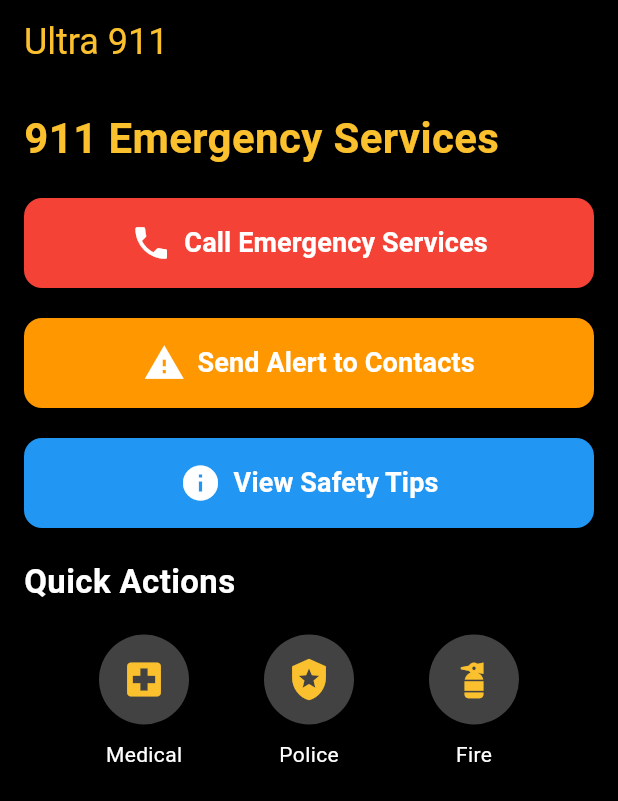
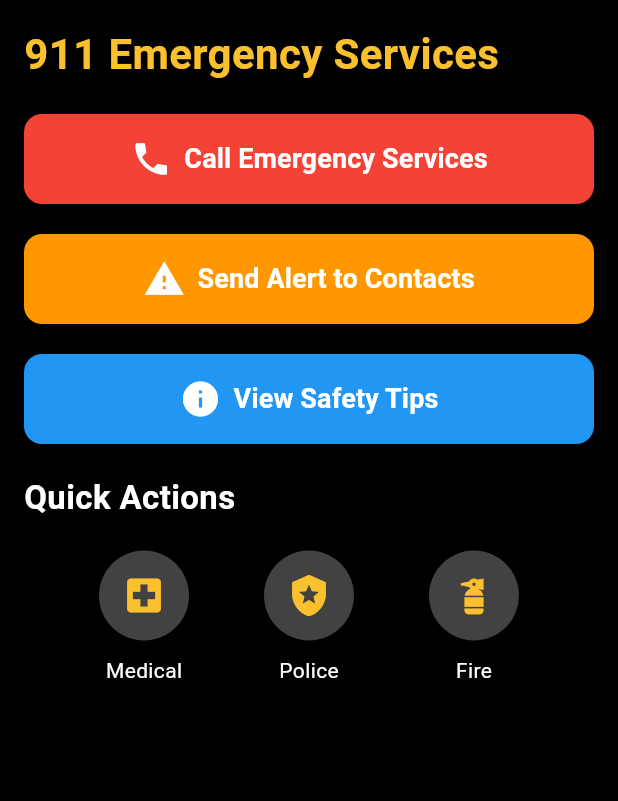
Before and after one commit to Xander12138/Sabhailte-Dublin, a Flutter app: the Ultra911Page screen opened by its route, on a phone screen of 412 x 824 dp. Shown: the top 801 px of the screen. Run offline on Flutter 3.47's test engine with Material 3 defaults, Android fonts, the phone set to English and light mode, and no system bars; our stand-ins replace camera, firebase_auth, firebase_core, flutter_map, google_sign_in, latlong2; accounts and stored records are empty; network calls fail.

Commit message:
Remove app bars from multiple dashboard pages for a cleaner UI

```diff
--- a/flutter_app/lib/features/dashboard/presentation/alerts_page.dart
+++ b/flutter_app/lib/features/dashboard/presentation/alerts_page.dart
@@ -4,11 +4,6 @@ class AlertsPage extends StatelessWidget {
   @override
   Widget build(BuildContext context) {
     return Scaffold(
-      appBar: AppBar(
-        backgroundColor: Colors.black,
-        automaticallyImplyLeading: false,
-        title: Text('Alerts'),
-      ),
       body: Center(
         child: Text(
           'Alerts Page',
--- a/flutter_app/lib/features/dashboard/presentation/camera.dart
+++ b/flutter_app/lib/features/dashboard/presentation/camera.dart
@@ -46,10 +46,6 @@ class _CameraPageState extends State<CameraPage> {
   @override
   Widget build(BuildContext context) {
     return Scaffold(
-      appBar: AppBar(
-        automaticallyImplyLeading: false,
-        title: const Text("Camera"),
-      ),
       body: isCameraInitialized
           ? Stack(
               children: [
--- a/flutter_app/lib/features/dashboard/presentation/go_live_page.dart
+++ b/flutter_app/lib/features/dashboard/presentation/go_live_page.dart
@@ -62,11 +62,6 @@ class _GoLivePageState extends State<GoLivePage> {
   Widget build(BuildContext context) {
     return Scaffold(
       backgroundColor: Colors.black,
-      appBar: AppBar(
-        backgroundColor: Colors.black,
-        automaticallyImplyLeading: false,
-        title: Text('Report a Disaster'),
-      ),
       body: Center(
         child: SingleChildScrollView(
           padding: const EdgeInsets.all(16.0),
--- a/flutter_app/lib/features/dashboard/presentation/map_page.dart
+++ b/flutter_app/lib/features/dashboard/presentation/map_page.dart
@@ -69,11 +69,6 @@ class _MapPageState extends State<MapPage> {
     );
 
     return Scaffold(
-      appBar: AppBar(
-        backgroundColor: Colors.black,
-        automaticallyImplyLeading: false,
-        title: Text('Map'),
-      ),
       body: Stack(
         children: [
           FlutterMap(
--- a/flutter_app/lib/features/dashboard/presentation/ultra_911_page.dart
+++ b/flutter_app/lib/features/dashboard/presentation/ultra_911_page.dart
@@ -6,15 +6,6 @@ class Ultra911Page extends StatelessWidget {
   Widget build(BuildContext context) {
     return Scaffold(
       backgroundColor: Colors.black,
-      appBar: AppBar(
-        backgroundColor: Colors.black,
-        elevation: 0,
-        automaticallyImplyLeading: false,
-        title: Text(
-          'Ultra 911',
-          style: TextStyle(color: Colors.yellow[700], fontSize: 24),
-        ),
-      ),
       body: Padding(
         padding: const EdgeInsets.all(16.0),
         child: Column(
```
